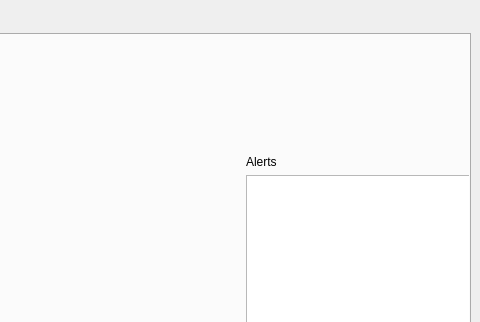
First picture: the form in visualization/src/mainwindow.ui, repository streju/body_fatigue_detection, before the edit; both pictures show x 461 to 941 and y 0 to 322 of the 941 by 624 pixel window.
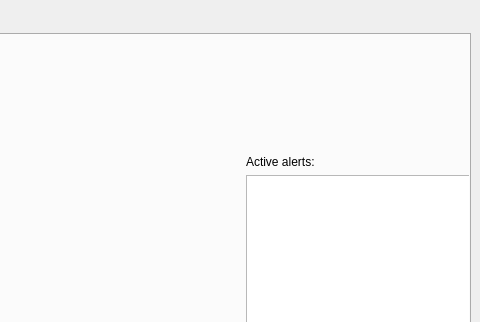
Second picture: the form after the edit.

```diff
--- a/visualization/src/mainwindow.ui
+++ b/visualization/src/mainwindow.ui
@@ -67,7 +67,7 @@
            <item>
             <widget class="QLabel" name="label_2">
              <property name="text">
-              <string>Alerts</string>
+              <string>Active alerts:</string>
              </property>
             </widget>
            </item>
```
Left out of the diff: 4 changed lines with no effect on the pictures.
